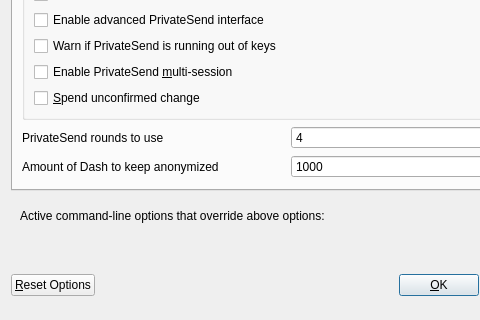
The window that src/qt/forms/optionsdialog.ui (zuluplatform/gincoin-core) describes before a commit, drawn with Qt 5; both pictures show x 0 to 480 and y 117 to 437 of the 576 by 437 pixel window.
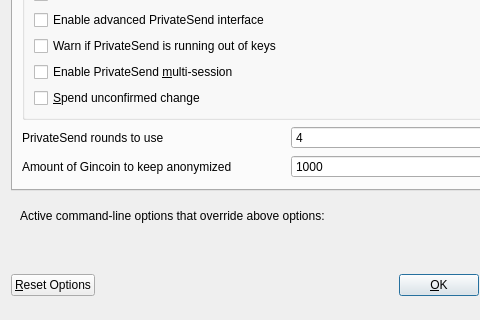
The same window after the commit. The open tabs and pages were chosen to show the change. Custom widgets are drawn as their Qt base class.

Commit message: replaced 'Dash' with 'Gincoin' + ports + mine on demand

The edit to the form file:
```diff
--- a/src/qt/forms/optionsdialog.ui
+++ b/src/qt/forms/optionsdialog.ui
@@ -253,7 +253,7 @@
             <string notr="true"/>
            </property>
            <property name="text">
-            <string>Amount of Dash to keep anonymized</string>
+            <string>Amount of Gincoin to keep anonymized</string>
            </property>
           </widget>
          </item>
```
Left out of the diff: 4 changed lines with no effect on the pictures. The commit also changes 68 other files.
